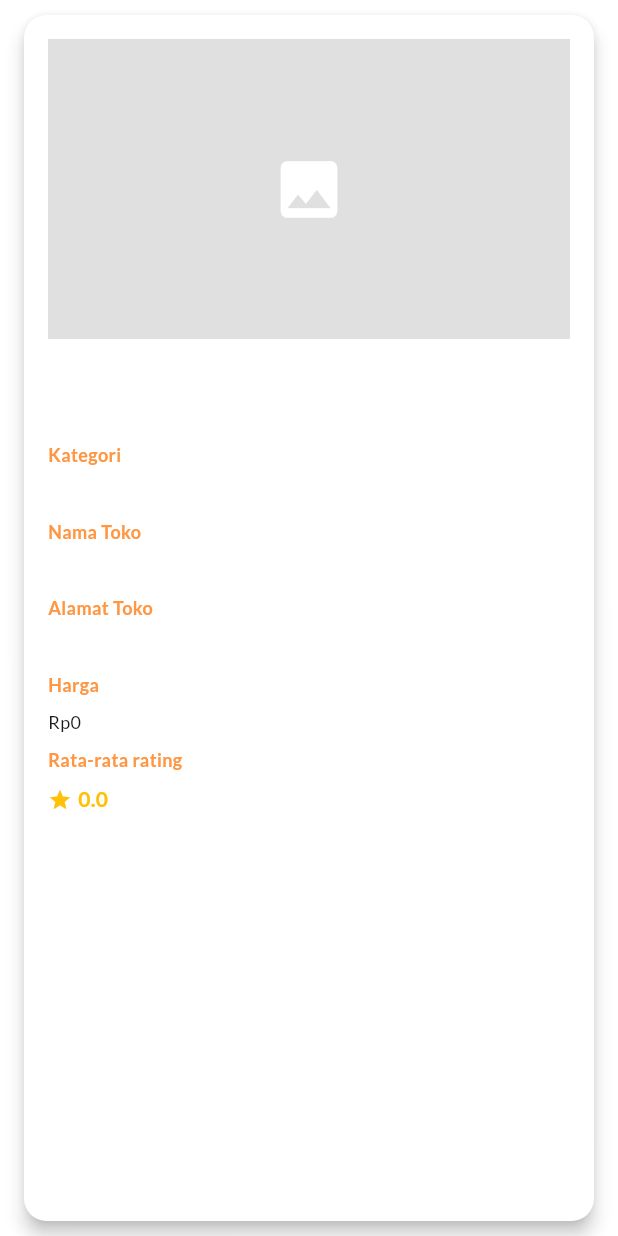
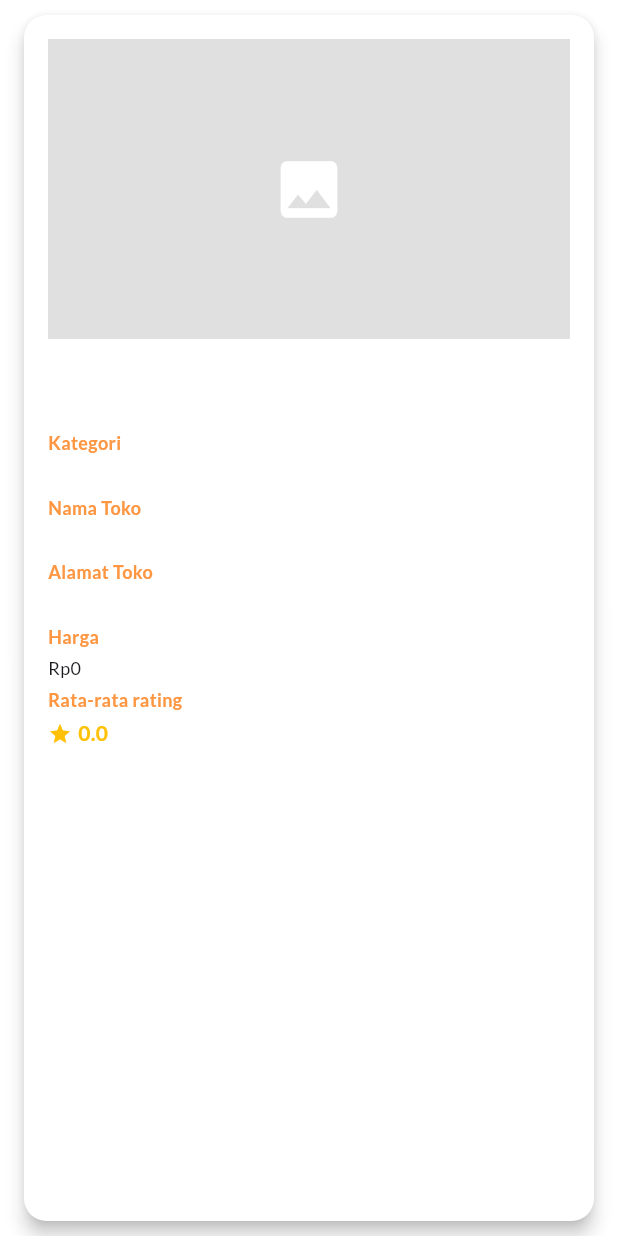
Before and after one commit to Kelompok-A06/olehBali-Mobile, a Flutter app: the ProductDetail widget shown alone on an empty page, opened directly with empty values, on a phone screen of 412 x 824 dp. Run offline on Flutter 3.47's test engine with Material 3 defaults, Android fonts, the light colour scheme and no system bars; our stand-ins replace google_fonts, image_picker; missing offline and left inert: pbp_django_auth.

Commit message:
Adjust spacing and change drawer to back button

```diff
--- a/lib/reviews/screens/product_detail_page.dart
+++ b/lib/reviews/screens/product_detail_page.dart
@@ -50,9 +50,14 @@ class _ProductDetailPageState extends State<ProductDetailPage> {
     return Scaffold(
       appBar: AppBar(
         title: Text("${widget.productName} Details"),
+        leading: IconButton(
+          icon: const Icon(Icons.arrow_back),
+          onPressed: () {
+            Navigator.pop(context); // Kembali
+          },
+        ),
         backgroundColor: Colors.white,
       ),
-      drawer: const LeftDrawer(),
       body: FutureBuilder(
         future: fetchCurrentProductReviews(request),
         builder: (context, AsyncSnapshot snapshot) {
--- a/lib/reviews/widgets/product_detail.dart
+++ b/lib/reviews/widgets/product_detail.dart
@@ -42,12 +42,12 @@ class ProductDetail extends StatelessWidget {
                   color: Color.fromARGB(255, 3, 164, 193)
               ),
             ),
-            const SizedBox(height: 8),
+            const SizedBox(height: 4),
             Text(
                 product.fields.deskripsi,
                 style: const TextStyle(fontSize: 12),
             ),
-            const SizedBox(height: 8),
+            const SizedBox(height: 4),
             // Product Category
             const Text(
               "Kategori",
@@ -57,12 +57,12 @@ class ProductDetail extends StatelessWidget {
                   color: Color.fromARGB(255, 254, 150, 66)
               ),
             ),
-            const SizedBox(height: 8),
+            const SizedBox(height: 4),
             Text(
               product.fields.kategori,
               style: const TextStyle(fontSize: 12),
             ),
-            const SizedBox(height: 8),
+            const SizedBox(height: 4),
             // Nama Toko
             const Text(
               "Nama Toko",
@@ -72,12 +72,12 @@ class ProductDetail extends StatelessWidget {
                   color: Color.fromARGB(255, 254, 150, 66)
               ),
             ),
-            const SizedBox(height: 8),
+            const SizedBox(height: 4),
             Text(
               product.fields.toko,
               style: const TextStyle(fontSize: 12),
             ),
-            const SizedBox(height: 8),
+            const SizedBox(height: 4),
             // Alamat Toko
             const Text(
               "Alamat Toko",
@@ -87,12 +87,12 @@ class ProductDetail extends StatelessWidget {
                   color: Color.fromARGB(255, 254, 150, 66)
               ),
             ),
-            const SizedBox(height: 8),
+            const SizedBox(height: 4),
             Text(
               product.fields.alamat,
               style: const TextStyle(fontSize: 12),
             ),
-            const SizedBox(height: 8),
+            const SizedBox(height: 4),
             // Harga
             const Text(
               "Harga",
@@ -102,12 +102,12 @@ class ProductDetail extends StatelessWidget {
                   color: Color.fromARGB(255, 254, 150, 66)
               ),
             ),
-            const SizedBox(height: 8),
+            const SizedBox(height: 4),
             Text(
               "Rp${product.fields.harga}",
               style: const TextStyle(fontSize: 12),
             ),
-            const SizedBox(height: 8),
+            const SizedBox(height: 4),
             // Rating
             const Text(
               "Rata-rata rating",
@@ -117,7 +117,7 @@ class ProductDetail extends StatelessWidget {
                   color: Color.fromARGB(255, 254, 150, 66)
               ),
             ),
-            const SizedBox(height: 8),
+            const SizedBox(height: 4),
             Row(
               children: [
                 const Icon(Icons.star, size: 16, color: Colors.amber),
```
